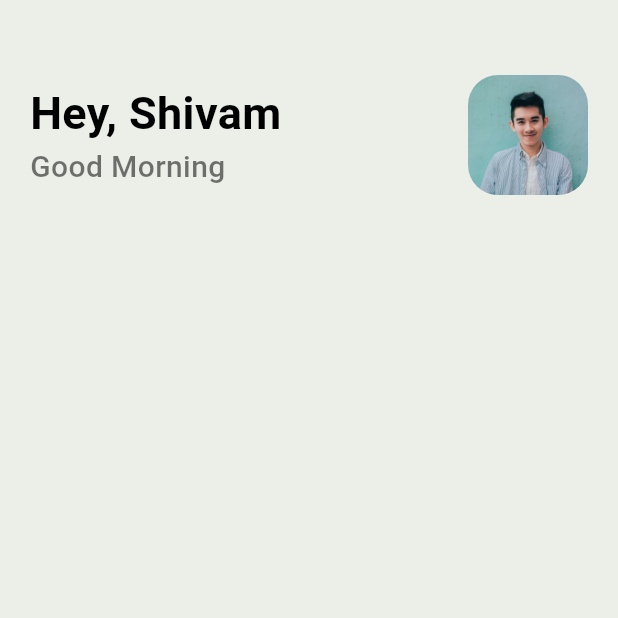
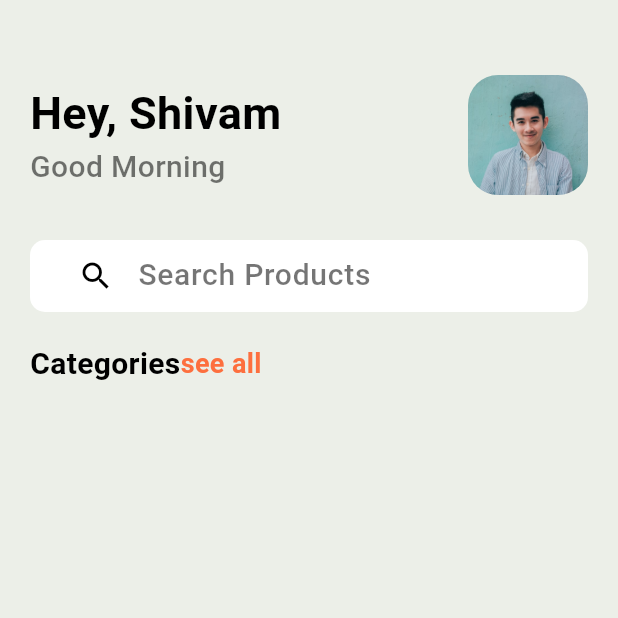
Before and after one commit to shimanta505/shopping_app_flutter, a Flutter app: the screen it shows after launch, on a phone screen of 412 x 824 dp, the top half of it. Run offline on Flutter 3.47's test engine with Material 3 defaults, Android fonts, the phone set to English and light mode, and no system bars.

Commit message:
text field and list is generateing

```diff
--- a/lib/pages/home/page/home_page.dart
+++ b/lib/pages/home/page/home_page.dart
@@ -9,6 +9,12 @@ class HomePage extends StatefulWidget {
 }
 
 class _HomePageState extends State<HomePage> {
+  List categories = [
+    "images/headphones_icon.png",
+    "images/laptop.png",
+    "images/watch.png",
+    "images/Tv.png",
+  ];
   @override
   Widget build(BuildContext context) {
     return Scaffold(
@@ -40,6 +46,56 @@ class _HomePageState extends State<HomePage> {
                 ),
               ],
             ),
+            SizedBox(
+              height: 30,
+            ),
+            Container(
+              width: MediaQuery.of(context).size.width,
+              padding: EdgeInsets.only(left: 20),
+              decoration: BoxDecoration(
+                color: Colors.white,
+                borderRadius: BorderRadius.circular(10),
+              ),
+              child: TextField(
+                decoration: InputDecoration(
+                    border: InputBorder.none,
+                    hintText: "Search Products",
+                    hintStyle: AppWidget.lightTextFieldStyle,
+                    prefixIcon: Icon(
+                      Icons.search,
+                      color: Colors.black,
+                    )),
+              ),
+            ),
+            SizedBox(
+              height: 20,
+            ),
+            Row(
+              children: [
+                Text(
+                  "Categories",
+                  style: AppWidget.semiBoldTextFieldStyle,
+                ),
+                Text(
+                  "see all",
+                  style: TextStyle(
+                    color: Color(0xFFfd6f3e),
+                    fontSize: 18,
+                    fontWeight: FontWeight.bold,
+                  ),
+                )
+              ],
+            ),
+            Container(
+              margin: EdgeInsets.only(left: 20),
+              height: 70,
+              child: ListView.builder(
+                itemCount: categories.length,
+                shrinkWrap: true,
+                scrollDirection: Axis.horizontal,
+                itemBuilder: (context, index) {},
+              ),
+            )
           ],
         ),
       ),
--- a/lib/widget/support_widget.dart
+++ b/lib/widget/support_widget.dart
@@ -12,4 +12,10 @@ class AppWidget {
     fontSize: 20,
     fontWeight: FontWeight.w500,
   );
+
+  static TextStyle semiBoldTextFieldStyle = TextStyle(
+    color: Colors.black,
+    fontSize: 20,
+    fontWeight: FontWeight.bold,
+  );
 }
```
